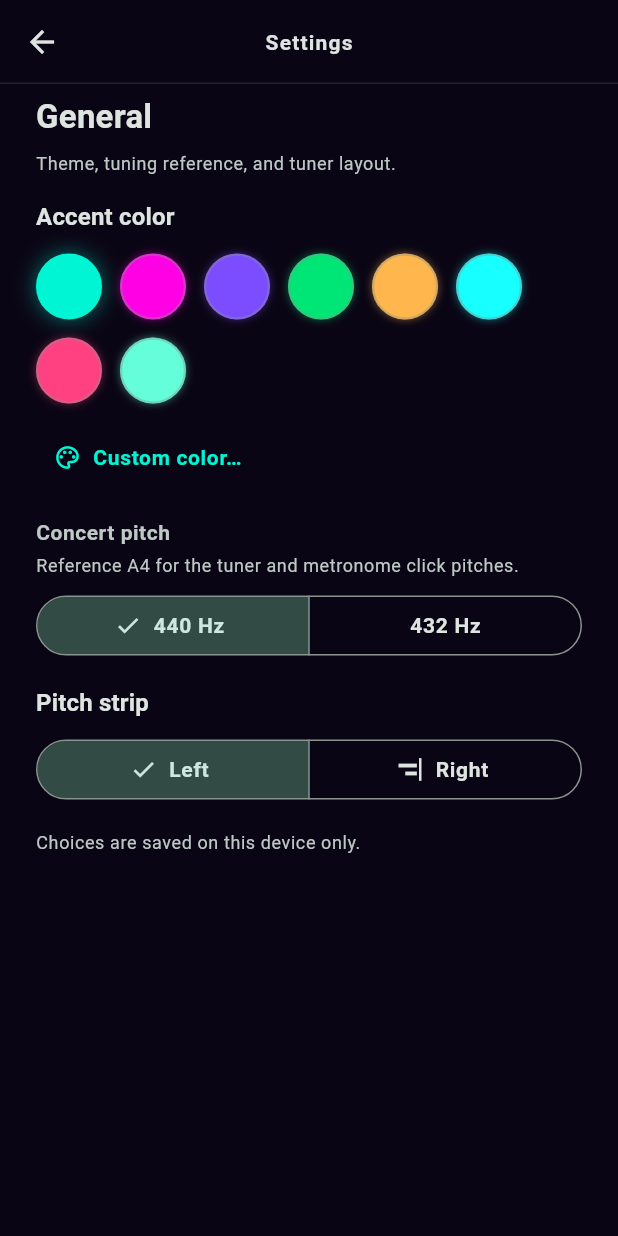
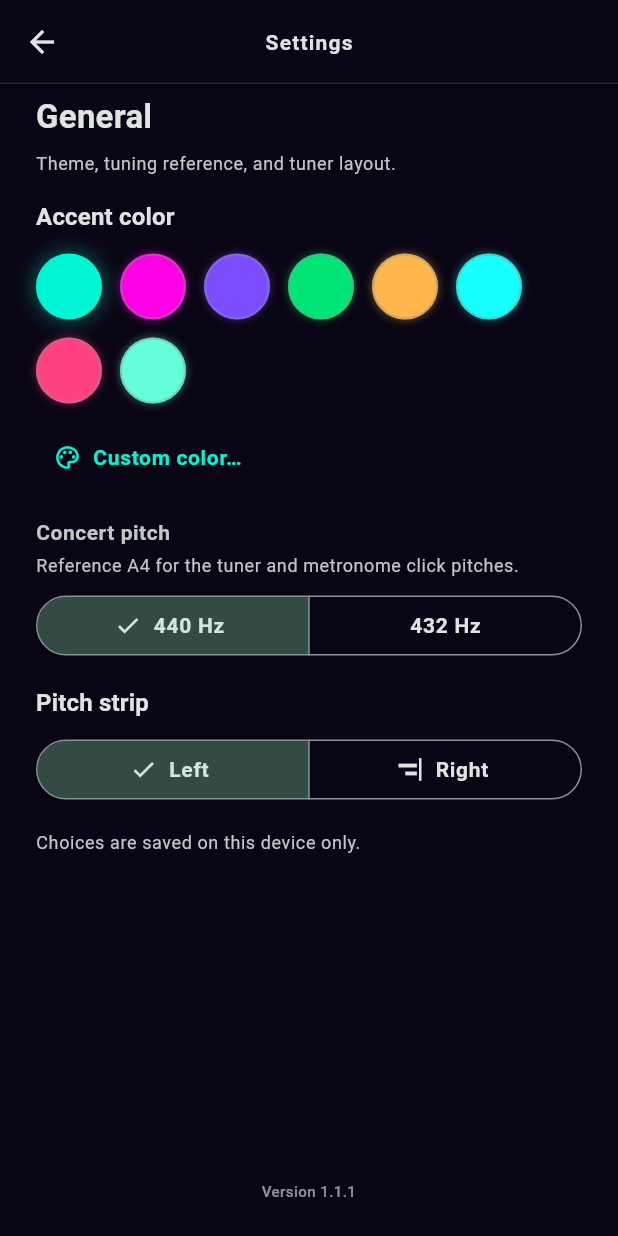
Before and after one commit to wasaphras/MetroTuner, a Flutter app: the SettingsPage screen opened directly, on a phone screen of 412 x 824 dp. Run offline on Flutter 3.47's test engine with Material 3 defaults, Android fonts, the phone set to English and light mode, and no system bars; our stand-ins replace flutter_riverpod, package_info_plus, permission_handler, shared_preferences; missing offline and left inert: flutter_soloud, record; accounts and stored records are empty.

Commit message:
feat(settings): show app version footer from package_info_plus
Read version from platform metadata synced from pubspec at build time.
Bump release to 1.1.1+4.

Made-with: Cursor

```diff
--- /dev/null
+++ b/lib/core/app/package_info_provider.dart
@@ -0,0 +1,9 @@
+import 'package:flutter_riverpod/flutter_riverpod.dart';
+import 'package:package_info_plus/package_info_plus.dart';
+
+/// App metadata from the platform bundle (populated from pubspec `version` at build time).
+///
+/// Maintain release versions only in pubspec.yaml; do not hard-code elsewhere.
+final packageInfoProvider = FutureProvider<PackageInfo>((ref) async {
+  return PackageInfo.fromPlatform();
+});
--- a/lib/features/settings/settings_page.dart
+++ b/lib/features/settings/settings_page.dart
@@ -2,6 +2,7 @@ import 'dart:async';
 
 import 'package:flutter/material.dart';
 import 'package:flutter_riverpod/flutter_riverpod.dart';
+import 'package:metrotuner/core/app/package_info_provider.dart';
 import 'package:metrotuner/features/settings/accent_settings.dart';
 import 'package:metrotuner/features/settings/concert_pitch_section.dart';
 import 'package:metrotuner/features/settings/tuner_strip_edge_settings.dart';
@@ -109,19 +110,45 @@ class SettingsPage extends ConsumerWidget {
             );
             final maxBodyW =
                 (constraints.maxWidth - pad.horizontal).clamp(0.0, 640.0);
-            return Align(
+            final footerPad = EdgeInsets.fromLTRB(
+              pad.left,
+              m.scale(t.space8),
+              pad.right,
+              pad.bottom,
+            );
+            return Column(
+              crossAxisAlignment: CrossAxisAlignment.stretch,
+              children: [
+                Expanded(
+                  child: Align(
                     alignment: Alignment.topCenter,
                     child: Padding(
-                padding: pad,
+                      padding: EdgeInsets.fromLTRB(
+                        pad.left,
+                        pad.top,
+                        pad.right,
+                        0,
+                      ),
                       child: FittedBox(
                         fit: BoxFit.scaleDown,
                         alignment: Alignment.topCenter,
                         child: ConstrainedBox(
                           constraints: BoxConstraints(maxWidth: maxBodyW),
+                          child: SingleChildScrollView(
                             child: column,
                           ),
                         ),
                       ),
+                    ),
+                  ),
+                ),
+                Padding(
+                  padding: footerPad,
+                  child: const Center(
+                    child: _SettingsVersionFooter(),
+                  ),
+                ),
+              ],
             );
           },
         ),
@@ -129,3 +156,29 @@ class SettingsPage extends ConsumerWidget {
     );
   }
 }
+
+/// Shows `pubspec.yaml` version via [packageInfoProvider] (build-time metadata).
+class _SettingsVersionFooter extends ConsumerWidget {
+  const _SettingsVersionFooter();
+
+  @override
+  Widget build(BuildContext context, WidgetRef ref) {
+    final asyncInfo = ref.watch(packageInfoProvider);
+    final scheme = Theme.of(context).colorScheme;
+    final tt = Theme.of(context).textTheme;
+    final base = tt.labelSmall ?? const TextStyle(fontSize: 11);
+    return asyncInfo.when(
+      data: (info) => Text(
+        'Version ${info.version}',
+        style: base.copyWith(
+          color: scheme.onSurfaceVariant.withValues(alpha: 0.72),
+          fontSize: (base.fontSize ?? 11) * 0.92,
+          height: 1.2,
+        ),
+        textAlign: TextAlign.center,
+      ),
+      loading: () => SizedBox(height: (base.fontSize ?? 11) * 1.2),
+      error: (error, stackTrace) => const SizedBox.shrink(),
+    );
+  }
+}
--- a/pubspec.yaml
+++ b/pubspec.yaml
@@ -17,7 +17,7 @@ publish_to: 'none' # Remove this line if you wish to publish to pub.dev
 # https://developer.apple.com/library/archive/documentation/General/Reference/InfoPlistKeyReference/Articles/CoreFoundationKeys.html
 # In Windows, build-name is used as the major, minor, and patch parts
 # of the product and file versions while build-number is used as the build suffix.
-version: 1.1.0+3
+version: 1.1.1+4
 
 environment:
   sdk: ^3.11.3
@@ -34,6 +34,7 @@ dependencies:
     sdk: flutter
   flutter_riverpod: ^3.3.1
   flutter_soloud: ^3.5.4
+  package_info_plus: ^9.0.0
   permission_handler: ^12.0.1
   record: ^6.2.0
   shared_preferences: ^2.5.4
```
Also changed, not shown: pubspec.lock. Lines whose indentation alone changed are shown as unchanged.
